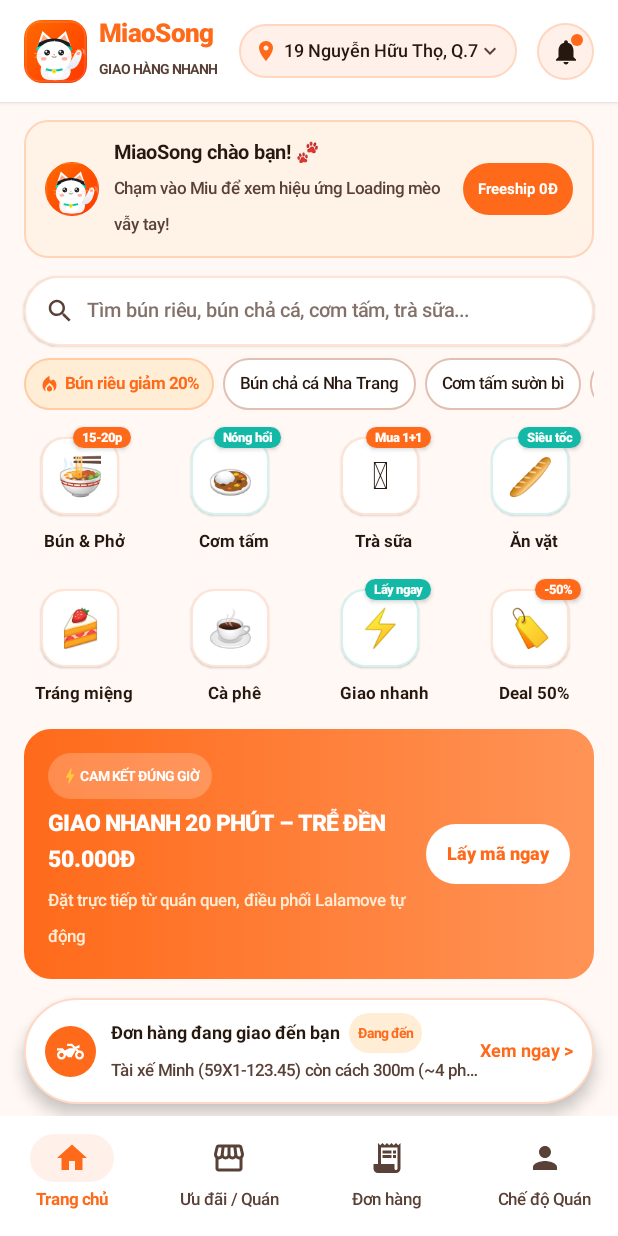
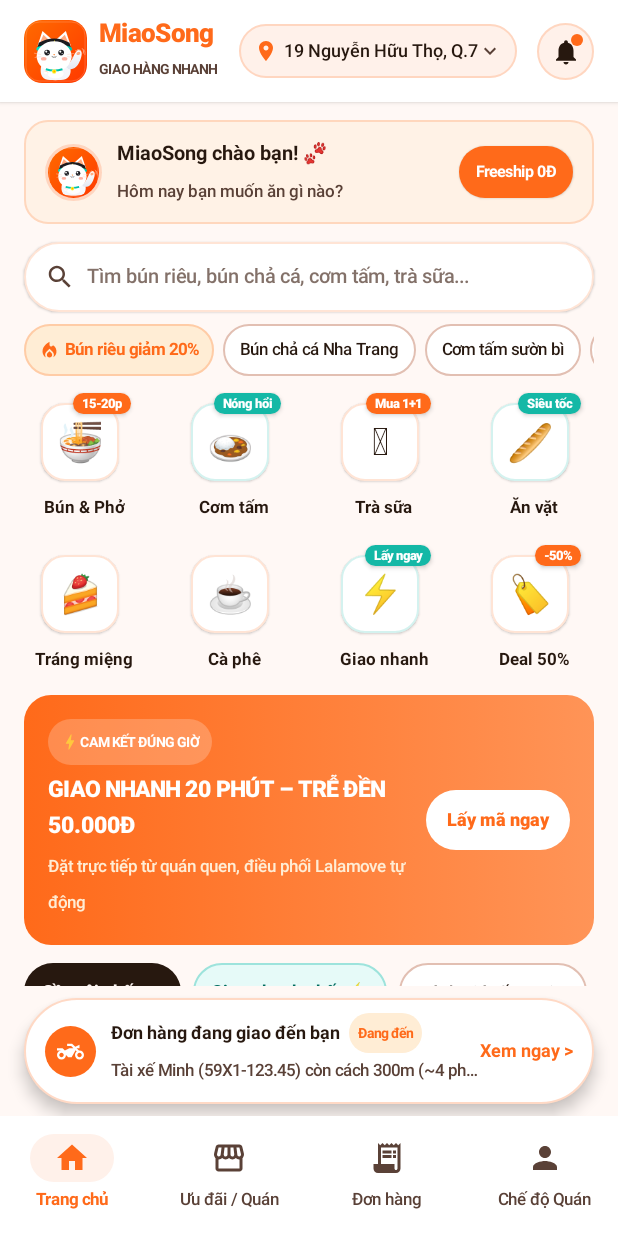
Before and after one commit to thanhpino/MobileAppFinalProject-MiaoSong, an Android app built with Jetpack Compose: the screen it shows after launch (MainActivity), on a phone screen of 412 x 824 dp. Run offline under Robolectric (Android 15) with nearby library versions, the phone set to English and light mode, and no system bars; our stand-ins replace Dagger/Hilt's generated code.

Commit message:
style(home): update greeting banner copy and compact single-line frame

```diff
--- a/android/feature-customer/src/main/kotlin/vn/miaosong/feature/customer/CustomerHomeScreen.kt
+++ b/android/feature-customer/src/main/kotlin/vn/miaosong/feature/customer/CustomerHomeScreen.kt
@@ -351,13 +351,15 @@ private fun MiaoGreetingBanner(onClick: () -> Unit) {
     Surface(
         color = Color(0xFFFFF2E6),
         shape = RoundedCornerShape(16.dp),
-        border = BorderStroke(1.dp, MiaoColors.BrandOrange.copy(alpha = 0.22f)),
+        border = BorderStroke(1.dp, MiaoColors.BrandOrange.copy(alpha = 0.2f)),
         modifier = Modifier
             .fillMaxWidth()
             .clickable { onClick() },
     ) {
         Row(
-            modifier = Modifier.padding(horizontal = 14.dp, vertical = 10.dp),
+            modifier = Modifier
+                .fillMaxWidth()
+                .padding(horizontal = 14.dp, vertical = 10.dp),
             verticalAlignment = Alignment.CenterVertically,
             horizontalArrangement = Arrangement.SpaceBetween,
         ) {
@@ -365,36 +367,50 @@ private fun MiaoGreetingBanner(onClick: () -> Unit) {
                 verticalAlignment = Alignment.CenterVertically,
                 modifier = Modifier.weight(1f),
             ) {
-                MiaoAnimatedCatLogo(
-                    size = 36.dp,
-                    animated = false,
-                    modifier = Modifier.clip(CircleShape),
-                )
+                Surface(
+                    shape = CircleShape,
+                    color = Color.White,
+                    border = BorderStroke(1.5.dp, MiaoColors.BrandOrange.copy(alpha = 0.28f)),
+                    modifier = Modifier.size(38.dp),
+                ) {
+                    Box(contentAlignment = Alignment.Center) {
+                        MiaoAnimatedCatLogo(
+                            size = 34.dp,
+                            animated = false,
+                            modifier = Modifier.clip(CircleShape),
+                        )
+                    }
+                }
                 Spacer(modifier = Modifier.width(10.dp))
-                Column {
+                Column(verticalArrangement = Arrangement.spacedBy(1.dp)) {
                     Text(
                         text = "MiaoSong chào bạn! 🐾",
                         color = MiaoColors.OnSurface,
-                        fontSize = 13.sp,
+                        fontSize = 13.5.sp,
                         fontWeight = FontWeight.Bold,
+                        maxLines = 1,
                     )
                     Text(
-                        text = "Chạm vào Miu để xem hiệu ứng Loading mèo vẫy tay!",
+                        text = "Hôm nay bạn muốn ăn gì nào?",
                         color = MiaoColors.OnSurfaceVariant,
-                        fontSize = 11.sp,
+                        fontSize = 11.5.sp,
+                        maxLines = 1,
+                        overflow = TextOverflow.Ellipsis,
                     )
                 }
             }
+            Spacer(modifier = Modifier.width(8.dp))
             Surface(
                 color = MiaoColors.BrandOrange,
                 shape = RoundedCornerShape(999.dp),
+                shadowElevation = 1.dp,
             ) {
                 Text(
                     text = "Freeship 0Đ",
                     color = Color.White,
-                    fontSize = 10.sp,
+                    fontSize = 10.5.sp,
                     fontWeight = FontWeight.Bold,
-                    modifier = Modifier.padding(horizontal = 10.dp, vertical = 5.dp),
+                    modifier = Modifier.padding(horizontal = 11.dp, vertical = 5.dp),
                 )
             }
         }
```
